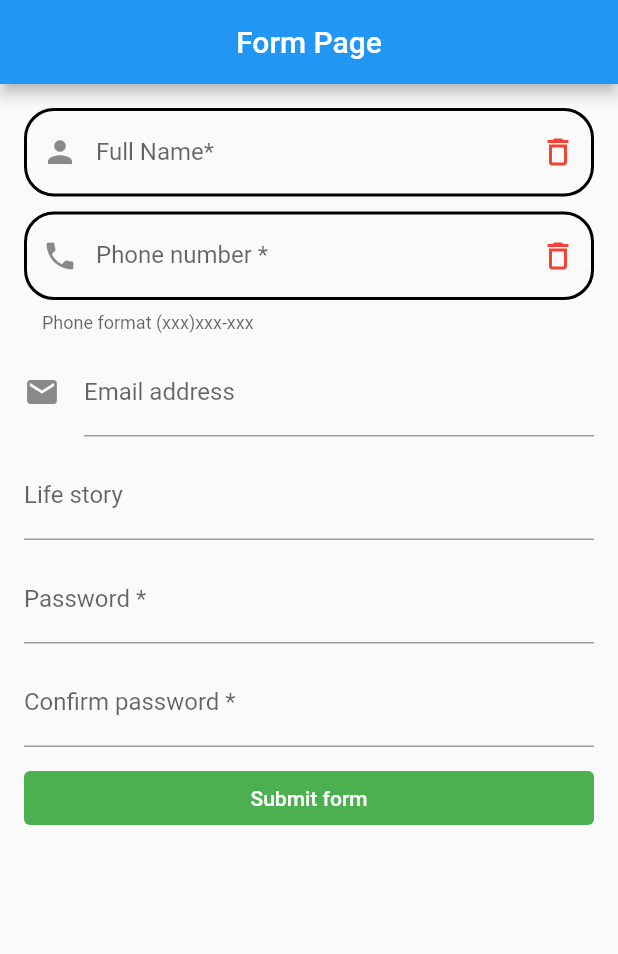
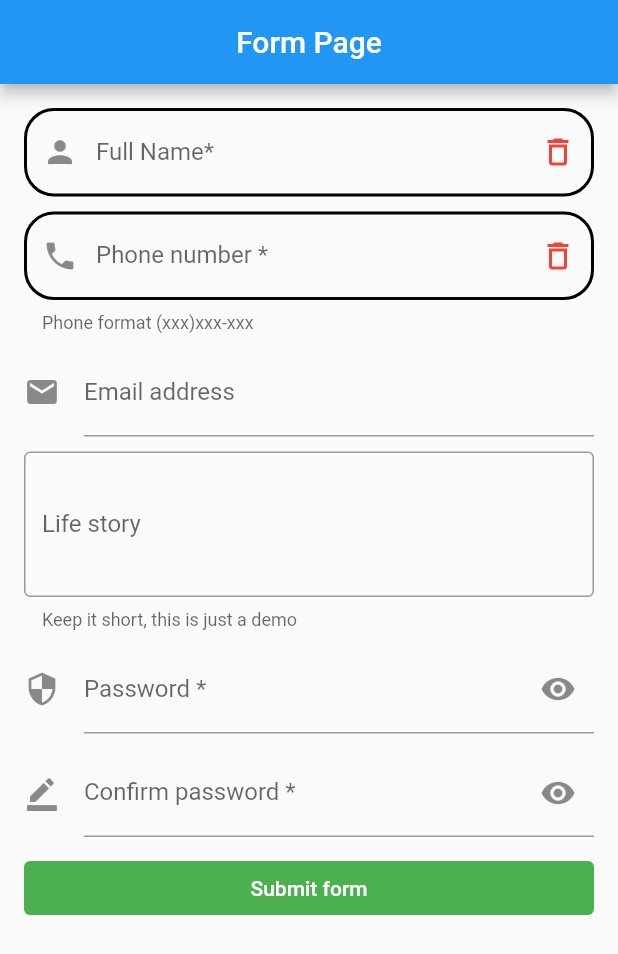
Before and after one commit to Aloxan12/Flutter, a Flutter app: the screen it shows after launch, on a phone screen of 412 x 824 dp. Shown: the top 954 px of the screen. Run offline on Flutter 3.47's test engine with Material 2 defaults, Android fonts, the phone set to English and light mode, and no system bars; our stand-ins replace cached_network_image, dartz, equatable, flutter_bloc, freezed_annotation, hydrated_bloc and 1 more; Roboto replaces fonts that are missing (Georgia).

Commit message:
Form style

```diff
--- a/lib/FormPage/form_page.dart
+++ b/lib/FormPage/form_page.dart
@@ -67,15 +67,31 @@ class _FormPage extends State<FormPage> {
             ),
             SizedBox(height: 10),
             TextFormField(
-              decoration: InputDecoration(labelText: 'Life story', hintText: 'Tell us about yourself'),
+              decoration: InputDecoration(
+                labelText: 'Life story',
+                hintText: 'Tell us about yourself',
+                helperText: 'Keep it short, this is just a demo',
+                border: OutlineInputBorder(),
+              ),
+              maxLines: 3,
             ),
             SizedBox(height: 10),
             TextFormField(
-              decoration: InputDecoration(labelText: 'Password *'),
+              decoration: InputDecoration(
+                labelText: 'Password *',
+                hintText: 'Enter the password',
+                suffixIcon: Icon(Icons.visibility),
+                icon: Icon(Icons.security),
+              ),
             ),
             SizedBox(height: 10),
             TextFormField(
-              decoration: InputDecoration(labelText: 'Confirm password *'),
+              decoration: InputDecoration(
+                labelText: 'Confirm password *',
+                hintText: 'Enter the confirm password',
+                suffixIcon: Icon(Icons.visibility),
+                icon: Icon(Icons.border_color),
+              ),
             ),
             SizedBox(height: 10),
             TextButton(
```
